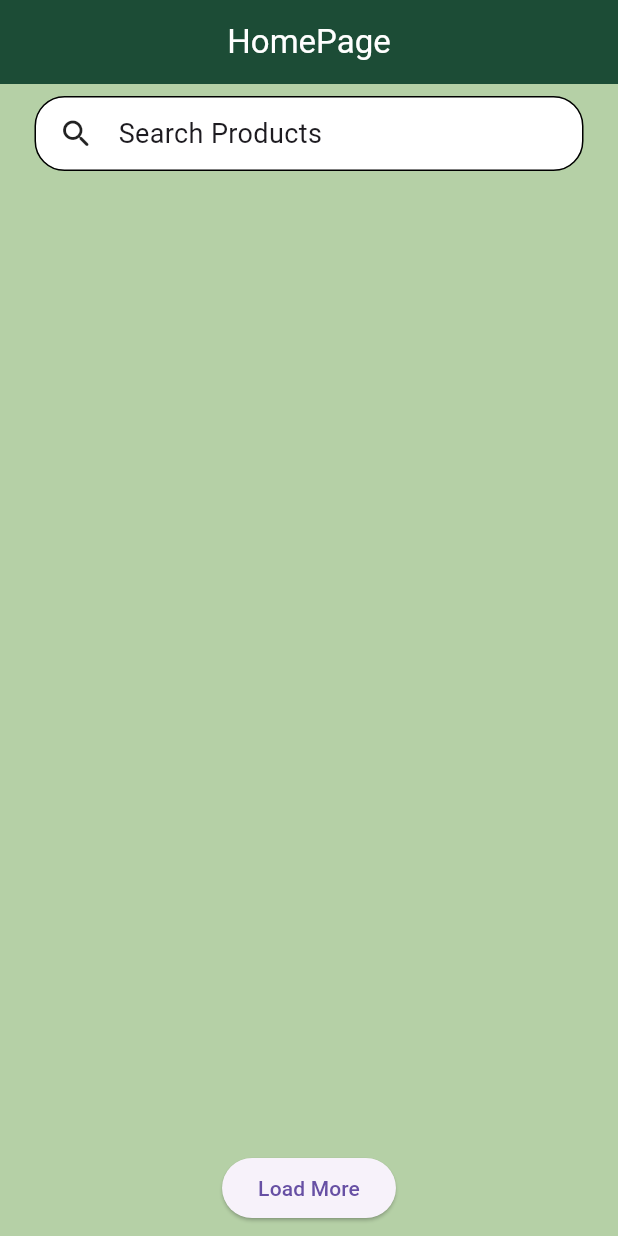
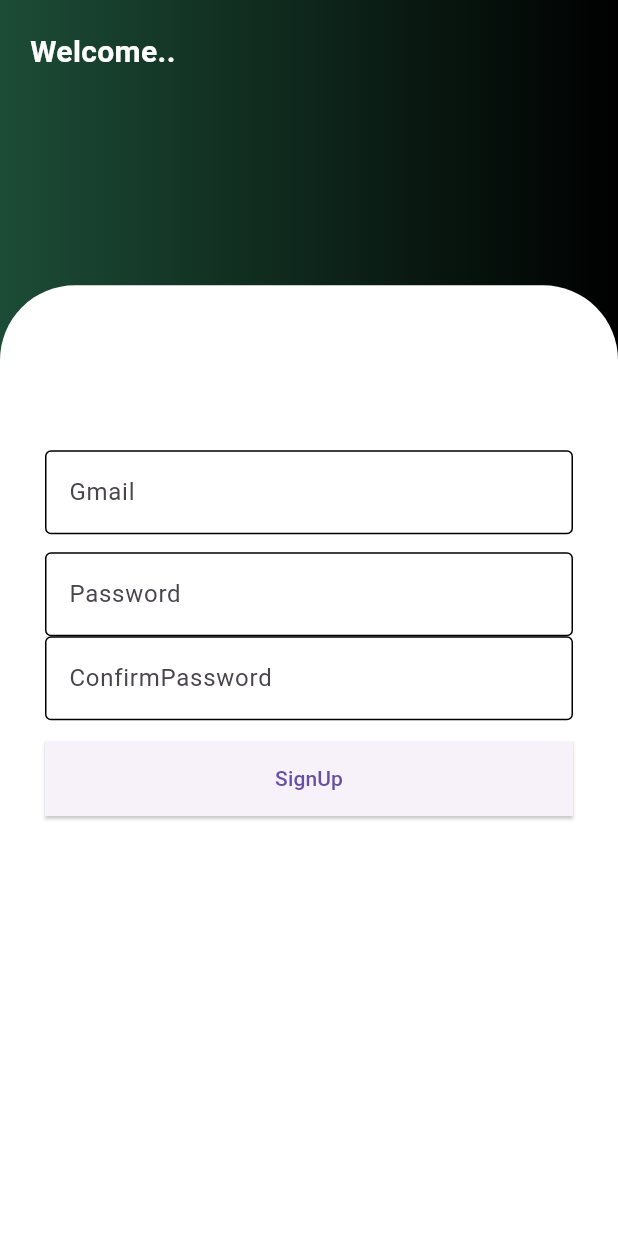
Before and after one commit to anjaly-sv/task, a Flutter app: the screen it shows after launch, on a phone screen of 412 x 824 dp. Run offline on Flutter 3.47's test engine with Material 3 defaults, Android fonts, the phone set to English and light mode, and no system bars; our stand-ins replace cloud_firestore, firebase_auth, firebase_core; accounts and stored records are empty.

Commit message:
updated commit

```diff
--- a/lib/main.dart
+++ b/lib/main.dart
@@ -2,6 +2,8 @@ import 'package:firebase_core/firebase_core.dart';
 import 'package:flutter/material.dart';
 import 'package:task/screens/description%20screen.dart';
 import 'package:task/screens/homescreen.dart';
+import 'package:task/screens/loginpage.dart';
+import 'package:task/screens/signUp.dart';
 
 void main() async {
   WidgetsFlutterBinding.ensureInitialized();
@@ -22,9 +24,10 @@ class MyApp extends StatelessWidget {
     return MaterialApp(
       debugShowCheckedModeBanner: false,
       routes: {
+        "HomePage": (context) =>HomePage(),
         "DescriptionScreen" : (context)=> DescriptionScreen()
       },
-      home: HomePage(),
+      home: SignUp(),
     );
   }
 }
--- a/lib/screens/homescreen.dart
+++ b/lib/screens/homescreen.dart
@@ -50,6 +50,7 @@ class _HomePageState extends State<HomePage> {
     return Scaffold(
       backgroundColor: Color(0xffb5d0a6),
       appBar: AppBar(
+        automaticallyImplyLeading: false,
         centerTitle: true,
         title: Text("HomePage",style: TextStyle(color: Colors.white),),
         backgroundColor: Color(0xff1c4c36),
--- /dev/null
+++ b/lib/screens/signUp.dart
@@ -0,0 +1,160 @@
+import 'package:firebase_auth/firebase_auth.dart';
+import 'package:flutter/material.dart';
+import 'package:task/screens/homescreen.dart';
+
+class SignUp extends StatelessWidget {
+   SignUp({super.key});
+
+  TextEditingController gmail = TextEditingController();
+  TextEditingController passWord= TextEditingController();
+  TextEditingController confirmPass = TextEditingController();
+
+  Future signinuser(context) async {
+    final password = passWord.text;
+    final confirmpassword = confirmPass.text;
+    if (password == confirmpassword) {
+      try {
+        await FirebaseAuth.instance.createUserWithEmailAndPassword(
+          email: gmail.text.trim(),
+          password: passWord.text.trim(),
+        );
+        ScaffoldMessenger.of(context).showSnackBar(const SnackBar(
+            duration: Duration(seconds: 3),
+            backgroundColor: Color.fromARGB(255, 2, 192, 72),
+            behavior: SnackBarBehavior.floating,
+            margin: EdgeInsets.all(10.0),
+            content: Text('Account Successfully Created ')));
+        Navigator.push(context, MaterialPageRoute(builder: (context) => HomePage(),));
+      } on FirebaseAuthException catch (e) {
+        print(e);
+        ScaffoldMessenger.of(context).showSnackBar(const SnackBar(
+            duration: Duration(seconds: 3),
+            backgroundColor: Color.fromARGB(255, 238, 103, 94),
+            behavior: SnackBarBehavior.floating,
+            margin: EdgeInsets.all(10.0),
+            content: Text('Try Again ')));
+      }
+    } else {
+      ScaffoldMessenger.of(context).showSnackBar(const SnackBar(
+          duration: Duration(seconds: 3),
+          backgroundColor: Color.fromARGB(255, 238, 103, 94),
+          behavior: SnackBarBehavior.floating,
+          margin: EdgeInsets.all(10.0),
+          content: Text('Password Doesnot Match')));
+    }
+  }
+
+  @override
+  Widget build(BuildContext context) {
+    return Scaffold(
+      body: Stack(
+          children: [
+            Container(
+              height: double.infinity,
+              width: double.infinity,
+              decoration: BoxDecoration(
+                  gradient: LinearGradient(
+                      begin: Alignment.topLeft,
+                      end: Alignment.topRight,
+                      colors: [Color(0xff1c4c36), Colors.black])),
+            ),
+            Padding(
+              padding: const EdgeInsets.only(left: 20, top: 20),
+              child: Text(
+                "Welcome..",
+                style: TextStyle(
+                    color: Colors.white,
+                    fontSize: 20,
+                    fontWeight: FontWeight.bold),
+              ),
+            ),
+            Align(
+              alignment: Alignment.bottomCenter,
+              child: Container(
+                padding: EdgeInsets.all(30),
+                height: MediaQuery
+                    .of(context)
+                    .size
+                    .height / 1.3,
+                decoration: BoxDecoration(
+                    borderRadius: BorderRadius.only(
+                        topLeft: Radius.circular(50),
+                        topRight: Radius.circular(50)),
+                    color: Colors.white),
+                child: Column(
+                  //mainAxisAlignment: MainAxisAlignment.spaceEvenly,
+                  crossAxisAlignment: CrossAxisAlignment.center,
+                  children: [
+                    SizedBox(
+                      height: 80,
+                    ),
+                    TextField(
+                      controller: gmail,
+                      decoration: InputDecoration(
+                          enabledBorder: OutlineInputBorder(
+                              borderSide: BorderSide(
+                                  color: Colors.black,
+                                  style: BorderStyle.solid)),
+                          labelText: "Gmail",
+                          enabled: true,
+                          border: OutlineInputBorder(
+                              borderSide: BorderSide(
+                                  color: Colors.black,
+                                  style: BorderStyle.solid))),
+                    ),
+                    SizedBox(
+                      height: 12,
+                    ),
+                    TextField(
+                      controller: passWord,
+                      decoration: InputDecoration(
+                          labelText: "Password",
+                          enabledBorder: OutlineInputBorder(
+                              borderSide: BorderSide(
+                                  color: Colors.black,
+                                  style: BorderStyle.solid)),
+                          border: OutlineInputBorder(
+                              borderSide: BorderSide(
+                                  color: Colors.black,
+                                  style: BorderStyle.solid))),
+                    ),
+                    TextField(
+                      controller: confirmPass,
+                      decoration: InputDecoration(
+                          labelText: "ConfirmPassword",
+                          enabledBorder: OutlineInputBorder(
+                              borderSide: BorderSide(
+                                  color: Colors.black,
+                                  style: BorderStyle.solid)),
+                          border: OutlineInputBorder(
+                              borderSide: BorderSide(
+                                  color: Colors.black,
+                                  style: BorderStyle.solid))),
+                    ),
+                    SizedBox(
+                      height: 2,
+                    ),
+                    SizedBox(
+                      height: 12,
+                    ),
+                    ElevatedButton(
+                      onPressed: () {
+                        signinuser(context);
+                      },
+                      child: Text("SignUp"),
+                      style: ElevatedButton.styleFrom(
+                          shape: BeveledRectangleBorder(),
+                          minimumSize:
+                          Size(MediaQuery
+                              .of(context)
+                              .size
+                              .width, 50)),
+                    )
+                  ],
+                ),
+              ),
+            )
+          ]),
+    );
+  }
+}
--- a/pubspec.yaml
+++ b/pubspec.yaml
@@ -38,6 +38,7 @@ dependencies:
   firebase_core: ^3.11.0
   cloud_firestore: ^5.6.3
   firebase_storage: ^12.4.2
+  firebase_auth: ^5.4.2
 
 dev_dependencies:
   flutter_test:
```
Also changed, not shown: lib/screens/loginpage.dart (added, +146 -0 lines), pubspec.lock, 3 other files.
